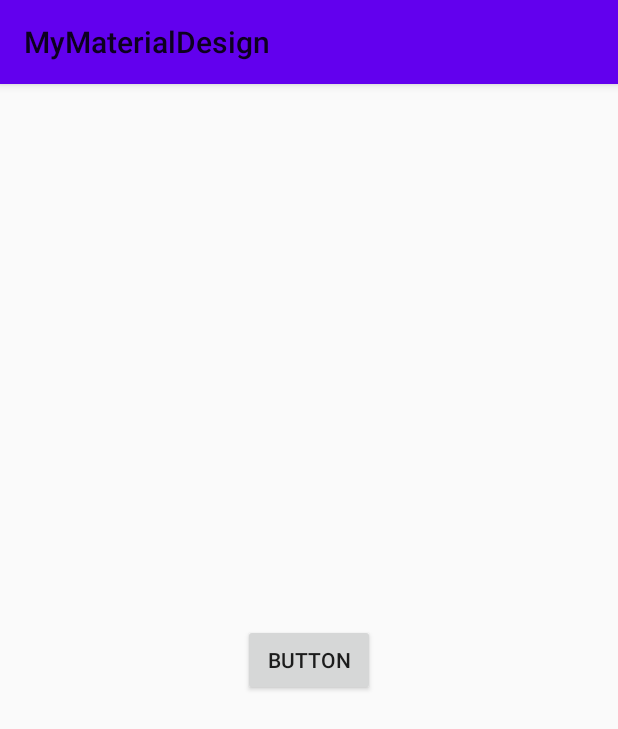
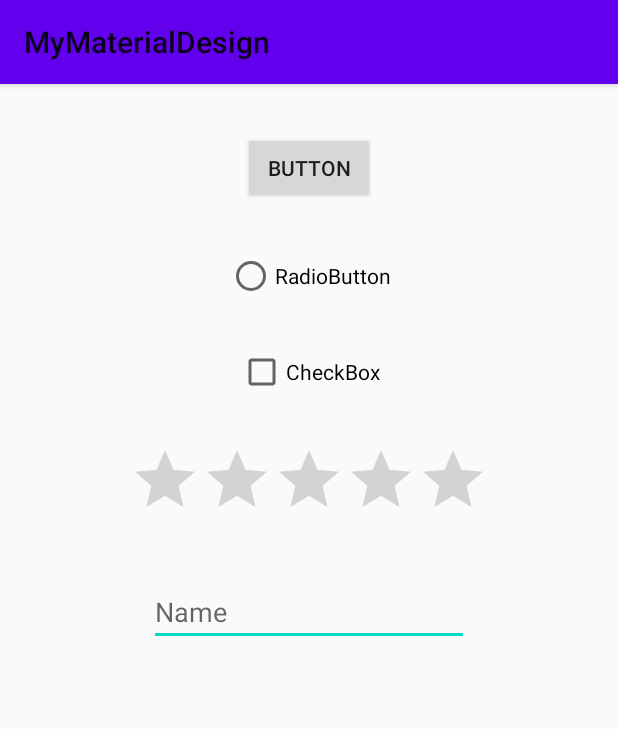
Before and after one commit to bayuokta/android-material-design, an Android app: the screen it shows after launch (MainActivity), on a phone screen of 412 x 824 dp. Shown: the top 729 px of the screen. Run offline under Robolectric (Android 15) with nearby library versions, the phone set to English and light mode, and no system bars.

Commit message:
Delete button and added button, radioButton, checkBox, ratingBar, editText

```diff
--- a/MyMaterialDesign/app/src/main/res/layout/activity_main.xml
+++ b/MyMaterialDesign/app/src/main/res/layout/activity_main.xml
@@ -7,13 +7,53 @@
     tools:context=".MainActivity">
 
     <Button
+        android:id="@+id/button"
         android:layout_width="wrap_content"
         android:layout_height="wrap_content"
+        android:layout_marginTop="32dp"
         android:text="Button"
-        android:textColorHighlight="@android:color/holo_red_dark"
-        app:layout_constraintBottom_toBottomOf="parent"
         app:layout_constraintEnd_toEndOf="parent"
         app:layout_constraintStart_toStartOf="parent"
         app:layout_constraintTop_toTopOf="parent" />
 
+    <RadioButton
+        android:id="@+id/radioButton"
+        android:layout_width="wrap_content"
+        android:layout_height="wrap_content"
+        android:layout_marginTop="32dp"
+        android:text="RadioButton"
+        app:layout_constraintEnd_toEndOf="parent"
+        app:layout_constraintStart_toStartOf="parent"
+        app:layout_constraintTop_toBottomOf="@+id/button" />
+
+    <CheckBox
+        android:id="@+id/checkBox"
+        android:layout_width="wrap_content"
+        android:layout_height="wrap_content"
+        android:layout_marginTop="32dp"
+        android:text="CheckBox"
+        app:layout_constraintEnd_toEndOf="parent"
+        app:layout_constraintStart_toStartOf="parent"
+        app:layout_constraintTop_toBottomOf="@+id/radioButton" />
+
+    <RatingBar
+        android:id="@+id/ratingBar"
+        android:layout_width="wrap_content"
+        android:layout_height="wrap_content"
+        android:layout_marginTop="32dp"
+        app:layout_constraintEnd_toEndOf="parent"
+        app:layout_constraintStart_toStartOf="parent"
+        app:layout_constraintTop_toBottomOf="@+id/checkBox" />
+
+    <EditText
+        android:id="@+id/editText"
+        android:layout_width="wrap_content"
+        android:layout_height="wrap_content"
+        android:layout_marginTop="32dp"
+        android:ems="10"
+        android:inputType="textPersonName"
+        android:hint="Name"
+        app:layout_constraintEnd_toEndOf="parent"
+        app:layout_constraintStart_toStartOf="parent"
+        app:layout_constraintTop_toBottomOf="@+id/ratingBar" />
 </androidx.constraintlayout.widget.ConstraintLayout>
```
